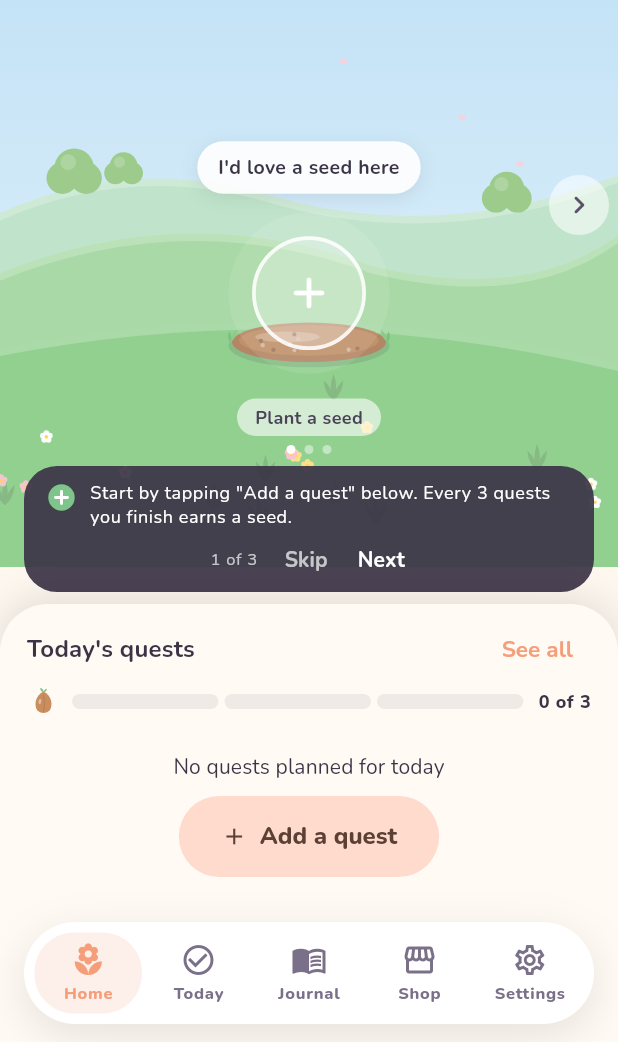
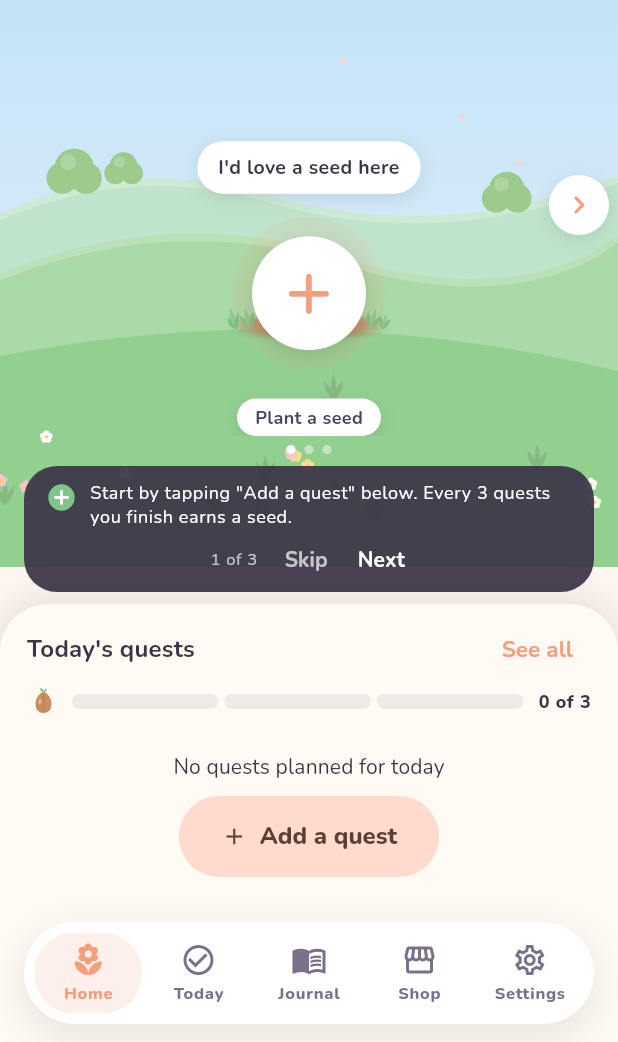
Before and after one commit to GL-328/Sprout, a Flutter app: the HomeScreen screen opened by its route, after a tap on the "chevron left" icon, on a phone screen of 412 x 824 dp, the part 194-1236 px from its top. Run offline on Flutter 3.47's test engine with Material 3 defaults, Android fonts, the phone set to English and light mode, and no system bars; our stand-ins replace audioplayers, cloud_firestore, confetti, drift, drift_flutter, file_picker and 9 more; accounts and stored records are empty; generated files the repository leaves out were written again; network calls fail.

Commit message:
Themed garden buttons, softer soil, one palm trunk, hidden developer mode
- Garden arrows and the "plant a seed" button are solid white with the
  accent colour (they follow the accent picked in Settings); labels and
  bubbles match.
- Soil patches and mounds fade softly into the grass (feathered edges,
  crumbs, grass at the sides, no hard bottom edge); plant shadows are soft;
  plants dim a little at night like the scenery.
- Tropical palms have one tapered trunk instead of two lines.
- Developer mode: tap the version in About 7 times and enter the password
  (only its SHA-256 is stored). It snapshots everything, then unlocks every
  plot; "Reset and turn off" in Settings restores the snapshot exactly.

Co-Authored-By: Claude Opus 5.5 <noreply@anthropic.com>
Claude-Session: https://claude.ai/code/session_01Wempv7XatG2trPo9enNunr

```diff
--- a/lib/features/home/home_screen.dart
+++ b/lib/features/home/home_screen.dart
@@ -253,6 +253,7 @@ class _HomeScreenState extends ConsumerState<HomeScreen> with SingleTickerProvid
                   sway: sway,
                   pulse: pulse,
                   reduceMotion: calm,
+                  night: isNight,
                   onPageChanged: (i) {
                     Haptics.selection();
                     setState(() => _slot = i);
--- a/lib/features/home/plant_carousel.dart
+++ b/lib/features/home/plant_carousel.dart
@@ -8,6 +8,7 @@ import '../../domain/models/enums.dart';
 import '../../domain/models/plant.dart';
 import '../../ui/art/plant_art_provider.dart';
 import '../../ui/art/icon_art.dart';
+import '../../ui/theme/app_theme.dart';
 
 /// One plot's slots, one large plant at a time. Neighbours peek in from the
 /// sides; arrows and swipes move between them.
@@ -23,6 +24,7 @@ class PlantCarousel extends StatelessWidget {
     required this.sway,
     required this.pulse,
     required this.reduceMotion,
+    this.night = false,
     required this.onPageChanged,
     required this.onTapEmpty,
     required this.onTapPlant,
@@ -41,6 +43,9 @@ class PlantCarousel extends StatelessWidget {
   /// 0..1, for the soft pulse on empty slots and ready plants.
   final double pulse;
   final bool reduceMotion;
+
+  /// Dims the plants a little at night, like the scenery around them.
+  final bool night;
   final ValueChanged<int> onPageChanged;
   final ValueChanged<int> onTapEmpty;
   final void Function(Plant plant, Offset globalPosition) onTapPlant;
@@ -93,6 +98,7 @@ class PlantCarousel extends StatelessWidget {
                     statuses: statuses,
                     sway: sway,
                     pulse: pulse,
+                    night: night,
                     onTapEmpty: () => i == page ? onTapEmpty(i) : _go(i),
                     onTapPlant: (p, pos) => i == page ? onTapPlant(p, pos) : _go(i),
                   ),
@@ -141,6 +147,14 @@ class PlantCarousel extends StatelessWidget {
   }
 }
 
+/// The same night shade the scenery uses, a little lighter so plants stay clear.
+const nightTint = ColorFilter.mode(Color(0x591E2E40), BlendMode.srcATop);
+
+/// The soft shadow under the garden's white buttons and bubbles.
+final _softShadow = [
+  BoxShadow(color: Colors.black.withValues(alpha: 0.10), blurRadius: 10, offset: const Offset(0, 3)),
+];
+
 class _Arrow extends StatelessWidget {
   const _Arrow({required this.icon, required this.label, required this.enabled, required this.onTap});
 
@@ -157,14 +171,17 @@ class _Arrow extends StatelessWidget {
       ignoring: !enabled,
       child: Padding(
         padding: const EdgeInsets.symmetric(horizontal: 6),
+        child: DecoratedBox(
+          decoration: BoxDecoration(shape: BoxShape.circle, boxShadow: _softShadow),
           child: Material(
-          color: Colors.white.withValues(alpha: 0.55),
+            color: SproutColors.paper,
             shape: const CircleBorder(),
             child: IconButton(
               tooltip: label,
               visualDensity: VisualDensity.compact,
-            icon: Icon(icon, color: const Color(0xFF5B5268)),
+              icon: Icon(icon, color: Theme.of(context).colorScheme.primary, weight: 700),
               onPressed: onTap,
+            ),
           ),
         ),
       ),
@@ -181,6 +198,7 @@ class _Slot extends StatelessWidget {
     required this.statuses,
     required this.sway,
     required this.pulse,
+    required this.night,
     required this.onTapEmpty,
     required this.onTapPlant,
   });
@@ -192,12 +210,14 @@ class _Slot extends StatelessWidget {
   final Map<String, GrowthStatus> statuses;
   final double sway;
   final double pulse;
+  final bool night;
   final VoidCallback onTapEmpty;
   final void Function(Plant plant, Offset globalPosition) onTapPlant;
 
   @override
   Widget build(BuildContext context) {
     final p = plant;
+    Widget dim(Widget art) => night ? ColorFiltered(colorFilter: nightTint, child: art) : art;
     return LayoutBuilder(
       builder: (context, box) {
         // On short screens (landscape) the bubble, then the label, step aside so
@@ -225,7 +245,7 @@ class _Slot extends StatelessWidget {
                     onTap: onTapEmpty,
                     child: GestureDetector(
                       onTap: onTapEmpty,
-                      child: _EmptyRing(pulse: pulse, size: math.min(artW * 0.6, 120)),
+                      child: _EmptyRing(pulse: pulse, size: math.min(artW * 0.6, 120), dim: dim),
                     ),
                   ),
                 ),
@@ -272,7 +292,9 @@ class _Slot extends StatelessWidget {
                         ),
                         child: KeyedSubtree(
                           key: ValueKey('${p.id}-${status.stage}'),
-                          child: plantArtProvider.plant(species, status.stage, size: artW, height: artH, sway: sway),
+                          child: dim(
+                            plantArtProvider.plant(species, status.stage, size: artW, height: artH, sway: sway),
+                          ),
                         ),
                       ),
                     ),
@@ -317,9 +339,9 @@ class _Bubble extends StatelessWidget {
     constraints: const BoxConstraints(maxWidth: 240),
     padding: const EdgeInsets.symmetric(horizontal: 14, vertical: 8),
     decoration: BoxDecoration(
-      color: Colors.white.withValues(alpha: 0.92),
+      color: SproutColors.paper,
       borderRadius: BorderRadius.circular(18),
-      boxShadow: [BoxShadow(color: Colors.black.withValues(alpha: 0.08), blurRadius: 10, offset: const Offset(0, 3))],
+      boxShadow: _softShadow,
     ),
     child: IconText(
       text,
@@ -340,7 +362,11 @@ class _Label extends StatelessWidget {
   Widget build(BuildContext context) => Container(
     margin: const EdgeInsets.only(top: 6),
     padding: const EdgeInsets.symmetric(horizontal: 12, vertical: 4),
-    decoration: BoxDecoration(color: Colors.white.withValues(alpha: 0.6), borderRadius: BorderRadius.circular(100)),
+    decoration: BoxDecoration(
+      color: SproutColors.paper,
+      borderRadius: BorderRadius.circular(100),
+      boxShadow: _softShadow,
+    ),
     child: IconText(
       text,
       style: const TextStyle(fontSize: 12, fontWeight: FontWeight.w700, color: Color(0xFF4A4257)),
@@ -349,37 +375,39 @@ class _Label extends StatelessWidget {
 }
 
 class _EmptyRing extends StatelessWidget {
-  const _EmptyRing({required this.pulse, required this.size});
+  const _EmptyRing({required this.pulse, required this.size, required this.dim});
 
   final double pulse;
   final double size;
+  final Widget Function(Widget art) dim;
 
   @override
-  Widget build(BuildContext context) => SizedBox.square(
+  Widget build(BuildContext context) {
+    final accent = Theme.of(context).colorScheme.primary;
+    final button = size * 0.7;
+    return SizedBox.square(
       dimension: size,
       child: Stack(
         alignment: Alignment.center,
         children: [
-        Positioned(bottom: 0, child: plantArtProvider.groundSpot(size: size * 1.1)),
+          Positioned(bottom: 0, child: dim(plantArtProvider.groundSpot(size: size * 1.1))),
+          // A soft accent halo that breathes, then a white button with a +.
           Container(
-          width: size * (0.82 + 0.18 * pulse),
-          height: size * (0.82 + 0.18 * pulse),
+            width: button * (1.1 + 0.25 * pulse),
+            height: button * (1.1 + 0.25 * pulse),
             decoration: BoxDecoration(
               shape: BoxShape.circle,
-            color: Colors.white.withValues(alpha: 0.18 * (1 - pulse) + 0.08),
+              color: accent.withValues(alpha: 0.28 * (1 - pulse) + 0.1),
             ),
           ),
           Container(
-          width: size * 0.7,
-          height: size * 0.7,
-          decoration: BoxDecoration(
-            shape: BoxShape.circle,
-            color: Colors.white.withValues(alpha: 0.28),
-            border: Border.all(color: Colors.white.withValues(alpha: 0.85), width: 2.5),
-          ),
-          child: Icon(Icons.add_rounded, color: Colors.white, size: size * 0.32),
+            width: button,
+            height: button,
+            decoration: BoxDecoration(shape: BoxShape.circle, color: SproutColors.paper, boxShadow: _softShadow),
+            child: Icon(Icons.add_rounded, color: accent, size: button * 0.6, weight: 700),
           ),
         ],
       ),
     );
   }
+}
--- a/lib/features/settings/about_screen.dart
+++ b/lib/features/settings/about_screen.dart
@@ -3,6 +3,7 @@ import 'package:flutter/material.dart';
 import '../../ui/widgets/soft_card.dart';
 import '../../ui/layout/insets.dart';
 import '../../ui/art/icon_art.dart';
+import 'dev_mode_section.dart';
 
 /// Shared wording for the wellbeing note, also shown in the Journal.
 const notMedicalAdviceNote =
@@ -57,6 +58,7 @@ class AboutScreen extends StatelessWidget {
             'Font: Nunito, by Vernon Adams and contributors, under the SIL Open Font License.',
             style: theme.textTheme.bodySmall?.copyWith(color: theme.colorScheme.onSurfaceVariant),
           ),
+          const BuildLine(),
         ],
       ),
     );
--- a/lib/features/settings/settings_screen.dart
+++ b/lib/features/settings/settings_screen.dart
@@ -10,6 +10,7 @@ import '../../ui/theme/app_theme.dart';
 import '../../ui/widgets/soft_card.dart';
 import 'about_screen.dart';
 import 'data_section.dart';
+import 'dev_mode_section.dart';
 import 'updates_section.dart';
 import '../../ui/layout/insets.dart';
 
@@ -27,6 +28,7 @@ class SettingsScreen extends ConsumerWidget {
       body: ListView(
         padding: AppInsets.list(context),
         children: [
+          const DevModeCard(),
           _Section(
             title: 'You',
             children: [
--- a/lib/ui/art/painted_plant_art.dart
+++ b/lib/ui/art/painted_plant_art.dart
@@ -330,7 +330,7 @@ class PlantPainter extends CustomPainter {
     final p = Pen(canvas);
 
     // A gentle shadow under every plant.
-    p.oval(0, 0.005, growth == 0 ? 0.5 : 0.36 + 0.3 * growth, 0.07, const Color(0x1F3B2E3A));
+    _softOval(canvas, 0, 0.005, growth == 0 ? 0.6 : 0.44 + 0.34 * growth, 0.1, const Color(0x2E3B2E3A), solid: 0.3);
 
     if (stage == GrowthStage.seed || stage == GrowthStage.sprout) {
       // Seeds and sprouts are small in life; draw them a little larger so
@@ -357,11 +357,16 @@ class PlantPainter extends CustomPainter {
   // --- Seed and sprout -------------------------------------------------------
 
   void _mound(Pen p, double width) {
+    _softSoil(p, width * 1.3, seed: 5);
     final h = width * 0.36;
     final dome = Path()
       ..moveTo(-width / 2, 0)
       ..cubicTo(-width * 0.42, -h * 1.15, width * 0.42, -h * 1.15, width / 2, 0)
       ..close();
+    // The mound is drawn on its own layer, then faded out towards its foot,
+    // so it sinks into the soil bed with no hard bottom edge.
+    final bounds = Rect.fromLTRB(-width / 2, -h, width / 2, 0);
+    p.canvas.saveLayer(bounds.inflate(width * 0.05), Paint());
     p.fill(dome, _soil);
     p.canvas.save();
     p.canvas.clipPath(dome);
@@ -369,18 +374,24 @@ class PlantPainter extends CustomPainter {
     p.oval(0, h * 0.25, width * 1.1, h * 1.1, shade(_soil, 0.12));
     p.oval(-width * 0.12, -h * 0.82, width * 0.5, h * 0.38, tint(_soil, 0.22));
     p.canvas.restore();
+    p.canvas.drawRect(
+      bounds.inflate(width * 0.05),
+      Paint()
+        ..blendMode = BlendMode.dstIn
+        ..shader = const LinearGradient(
+          begin: Alignment.topCenter,
+          end: Alignment.bottomCenter,
+          colors: [Colors.white, Colors.white, Color(0x00FFFFFF)],
+          stops: [0, 0.62, 0.96],
+        ).createShader(bounds),
+    );
+    p.canvas.restore();
     // Speckled texture, always in the same places.
     final rnd = math.Random(7);
     for (var i = 0; i < 9; i++) {
       final x = (rnd.nextDouble() - 0.5) * width * 0.7;
       final y = -rnd.nextDouble() * h * 0.7 - h * 0.08;
       p.circle(x, y, width * (0.012 + rnd.nextDouble() * 0.01), i.isEven ? shade(_soil, 0.25) : tint(_soil, 0.35));
-    }
-    // Two little grass tufts.
-    for (final side in [-1.0, 1.0]) {
-      final x = side * width * 0.46;
-      p.leaf(x, 0, 0.07, 0.018, -math.pi / 2 - side * 0.5, const Color(0xFF8CC98A));
-      p.leaf(x, 0, 0.055, 0.016, -math.pi / 2 + side * 0.1, const Color(0xFF7DBF7E));
     }
   }
 
@@ -1325,6 +1336,62 @@ class PlantPainter extends CustomPainter {
       old.stage != stage || old.sway != sway || old.look != look || old.fruitIcon != fruitIcon;
 }
 
+/// A soft oval that fades out at its edge, [width] by [height], centred on
+/// ([cx], [cy]). Nothing hard-edged, so it melts into whatever is under it.
+void _softOval(Canvas canvas, double cx, double cy, double width, double height, Color colour, {double solid = 0.55}) {
+  canvas.save();
+  canvas.translate(cx, cy);
+  canvas.scale(1, height / width);
+  final r = width / 2;
+  canvas.drawCircle(
+    Offset.zero,
+    r,
+    Paint()
+      ..shader = RadialGradient(
+        colors: [colour, colour, colour.withValues(alpha: 0)],
+        stops: [0, solid, 1],
+      ).createShader(Rect.fromCircle(center: Offset.zero, radius: r)),
+  );
+  canvas.restore();
+}
+
+/// Dug soil that blends into the grass: a soft shadow, a soil bed with a
+/// feathered edge, crumbs spilling onto the grass and blades at its sides.
+/// [width] is in the pen's units, centred on x = 0. The bed sits just above
+/// y = 0, so nothing is cut off at the bottom of the picture.
+void _softSoil(Pen p, double width, {int seed = 3}) {
+  final h = width * 0.27;
+  final cy = -h * 0.42;
+  _softOval(p.canvas, 0, cy + h * 0.06, width * 1.2, h * 0.8, const Color(0x2E3B2E3A), solid: 0.3);
+  _softOval(p.canvas, 0, cy, width * 1.06, h * 0.8, shade(_soil, 0.08), solid: 0.6);
+  _softOval(p.canvas, 0, cy - h * 0.04, width * 0.86, h * 0.62, _soil, solid: 0.7);
+  _softOval(p.canvas, -width * 0.14, cy - h * 0.14, width * 0.4, h * 0.2, tint(_soil, 0.22));
+  final rnd = math.Random(seed);
+  // Crumbs and small pebbles, inside the bed and just past its sides.
+  for (var i = 0; i < 12; i++) {
+    final a = rnd.nextDouble() * 2 * math.pi;
+    final d = i < 8 ? rnd.nextDouble() * 0.75 : 0.95 + rnd.nextDouble() * 0.2;
+    final c = i.isEven ? shade(_soil, 0.25) : tint(_soil, 0.35);
+    p.circle(
+      math.cos(a) * d * width * 0.5,
+      cy + math.sin(a) * d * h * 0.3,
+      width * (0.01 + rnd.nextDouble() * 0.008),
+      c,
+    );
+  }
+  // Grass blades over the bed's edge at each side.
+  const blade = Color(0xFF8CC98A);
+  const bladeDark = Color(0xFF7DBF7E);
+  for (final fx in [-0.5, -0.4, 0.42, 0.5]) {
+    final x = fx * width;
+    final s = width * (0.09 + rnd.nextDouble() * 0.04);
+    final lean = fx.sign * 0.25;
+    p.leaf(x, cy + h * 0.1, s, s * 0.24, -math.pi / 2 - 0.4 + lean, bladeDark);
+    p.leaf(x, cy + h * 0.1, s * 1.2, s * 0.26, -math.pi / 2 + lean, blade);
+    p.leaf(x, cy + h * 0.1, s, s * 0.24, -math.pi / 2 + 0.4 + lean, bladeDark);
+  }
+}
+
 /// An empty patch of dug soil, where a new seed can go.
 class _SpotPainter extends CustomPainter {
   @override
@@ -1332,20 +1399,7 @@ class _SpotPainter extends CustomPainter {
     canvas.save();
     canvas.translate(size.width / 2, size.height * 0.55);
     canvas.scale(size.width);
-    final p = Pen(canvas);
-    p.oval(0, 0.02, 0.9, 0.24, const Color(0x1F3B2E3A));
-    p.oval(0, 0, 0.86, 0.22, shade(_soil, 0.1));
-    p.oval(0, -0.01, 0.78, 0.17, _soil);
-    p.oval(-0.12, -0.03, 0.36, 0.06, tint(_soil, 0.22));
-    final rnd = math.Random(3);
-    for (var i = 0; i < 10; i++) {
-      final c = i.isEven ? shade(_soil, 0.25) : tint(_soil, 0.35);
-      p.circle((rnd.nextDouble() - 0.5) * 0.6, (rnd.nextDouble() - 0.5) * 0.1, 0.012, c);
-    }
-    for (final side in [-1.0, 1.0]) {
-      p.leaf(side * 0.44, 0.0, 0.08, 0.02, -math.pi / 2 - side * 0.5, const Color(0xFF8CC98A));
-      p.leaf(side * 0.44, 0.0, 0.06, 0.018, -math.pi / 2 + side * 0.1, const Color(0xFF7DBF7E));
-    }
+    _softSoil(Pen(canvas), 0.82);
     canvas.restore();
   }
 
```
Also changed, not shown: lib/core/dev_mode.dart (added, +90 -0 lines), lib/features/settings/dev_mode_section.dart (added, +148 -0 lines), lib/ui/art/scene_painter.dart (+26 -11 lines), 3 other files. Lines whose indentation alone changed are shown as unchanged.
